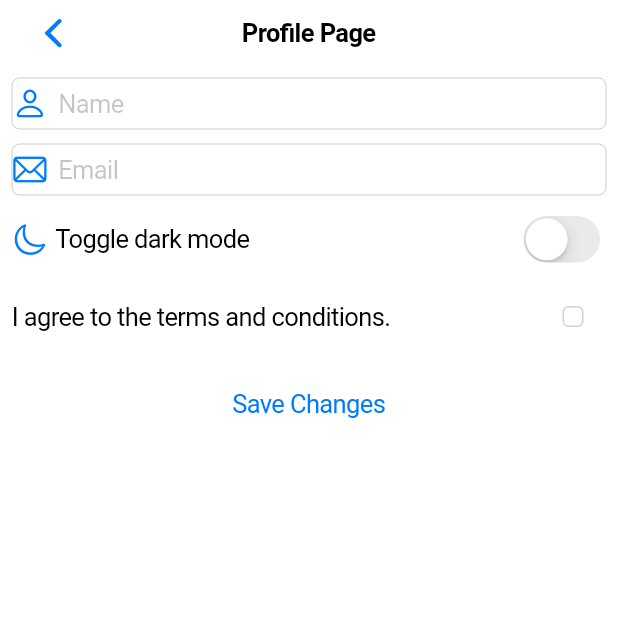
After one commit to lalan-desai-28/Flutter-Trainee-2025, a Flutter app: the screen it shows after launch, after a tap on "Cupertino", on a phone screen of 412 x 824 dp, the top half of it. The commit adds this screen. Run offline on Flutter 3.47's test engine with Material 3 defaults, Android fonts, the phone set to English and light mode, and no system bars; our stand-ins replace file_picker; network calls fail.

Commit message:
all tasks of cupertino

```diff
--- /dev/null
+++ b/lib/screens/cupertino_task_screen.dart
@@ -0,0 +1,132 @@
+import 'package:flutter/cupertino.dart';
+
+class CupertinoTaskScreen extends StatelessWidget {
+  const CupertinoTaskScreen({super.key});
+
+  @override
+  Widget build(BuildContext context) {
+    return CupertinoApp(home: ProfilePage());
+  }
+}
+
+class ProfilePage extends StatefulWidget {
+  const ProfilePage({super.key});
+
+  @override
+  State<ProfilePage> createState() => _ProfilePageState();
+}
+
+class _ProfilePageState extends State<ProfilePage> {
+  bool _isDarkTheme = false;
+
+  @override
+  Widget build(BuildContext context) {
+    return CupertinoPageScaffold(
+      navigationBar: CupertinoNavigationBar(
+        middle: Text("Profile Page"),
+        leading: CupertinoNavigationBarBackButton(
+          onPressed: () {
+            Navigator.of(context, rootNavigator: true).pop(context);
+          },
+        ),
+      ),
+      child: SafeArea(
+        child: Padding(
+          padding: const EdgeInsets.all(8.0),
+          child: Column(
+            spacing: 10,
+            children: [
+              CupertinoTextField(
+                placeholder: "Name",
+
+                prefix: Icon(CupertinoIcons.person),
+              ),
+              CupertinoTextField(
+                placeholder: "Email",
+                prefix: Icon(CupertinoIcons.mail),
+              ),
+              Row(
+                children: [
+                  Icon(CupertinoIcons.moon),
+                  SizedBox(width: 5),
+                  Text("Toggle dark mode"),
+                  Spacer(),
+                  CupertinoSwitch(
+                    value: _isDarkTheme,
+                    onChanged: (value) {
+                      setState(() {
+                        _isDarkTheme = value;
+                      });
+                    },
+                  ),
+                ],
+              ),
+
+              Row(
+                children: [
+                  Text("I agree to the terms and conditions."),
+                  Spacer(),
+                  CupertinoCheckbox(
+                    value: _isDarkTheme,
+                    onChanged: (value) {
+                      setState(() {
+                        _isDarkTheme = value ?? false;
+                      });
+                    },
+                  ),
+                ],
+              ),
+
+              CupertinoButton(
+                child: Text("Save Changes"),
+                onPressed: () {
+                  showCupertinoDialog(
+                    context: context,
+                    builder:
+                        (context) => CupertinoAlertDialog(
+                          title: Text("Save changes"),
+                          content: Text("Are you sure do you want to save?"),
+                          actions: [
+                            CupertinoDialogAction(
+                              child: Text("Yes"),
+                              onPressed: () {
+                                Navigator.of(context).pop();
+                                Navigator.of(context).push(
+                                  CupertinoPageRoute(
+                                    builder: (context) => ProfileScreen(),
+                                  ),
+                                );
+                              },
+                            ),
+                            CupertinoDialogAction(
+                              child: Text("No"),
+                              onPressed: () {
+                                Navigator.of(context).pop();
+                              },
+                            ),
+                          ],
+                        ),
+                  );
+                },
+              ),
+            ],
+          ),
+        ),
+      ),
+    );
+  }
+}
+
+class ProfileScreen extends StatelessWidget {
+  const ProfileScreen({super.key});
+
+  @override
+  Widget build(BuildContext context) {
+    return const CupertinoPageScaffold(
+      navigationBar: CupertinoNavigationBar(middle: Text("Profile Screen")),
+      child: SafeArea(
+        child: Center(child: CupertinoActivityIndicator(radius: 30)),
+      ),
+    );
+  }
+}
--- a/lib/screens/main_screen.dart
+++ b/lib/screens/main_screen.dart
@@ -1,5 +1,6 @@
 import 'package:flutter/material.dart';
 import 'package:flutter_trainee_2025/screens/asset_image_fonts_task_screen.dart';
+import 'package:flutter_trainee_2025/screens/cupertino_task_screen.dart';
 import 'package:flutter_trainee_2025/screens/material_basic_layout_widgets_task_screen.dart';
 
 class MainScreen extends StatelessWidget {
@@ -21,6 +22,7 @@ class MainScreen extends StatelessWidget {
               title: "Material, Basic & Layout Widgets",
               taskScreen: MaterialBasicLayoutWidgetsTaskScreen(),
             ),
+            TaskButton(title: "Cupertino", taskScreen: CupertinoTaskScreen()),
           ],
         ),
       ),
```
